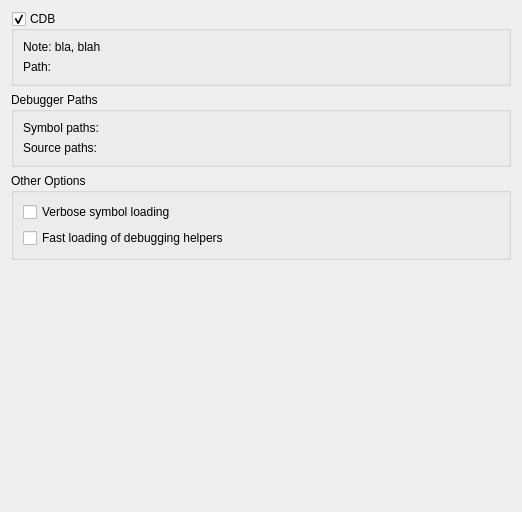
Qt form src/plugins/debugger/cdb/cdboptionspagewidget.ui (qt-creator/qt-creator) before a commit.
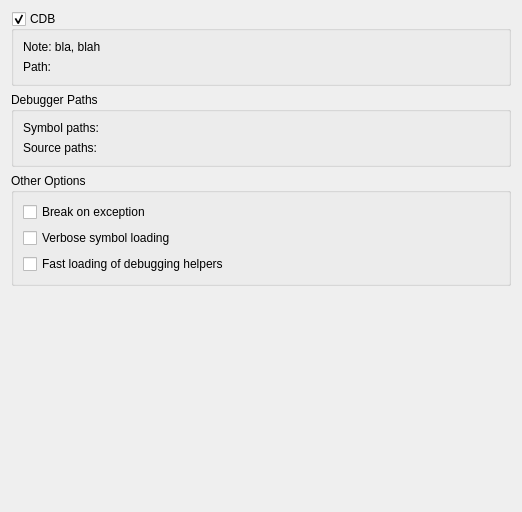
The same form after that commit. Custom widgets are drawn as their Qt base class.

Commit message:
Debugger: List break on catch/throw as such and map names in engine.
Introduce special setting 'Stop on exception' for CDB.

Diff of the .ui file:
```diff
--- a/src/plugins/debugger/cdb/cdboptionspagewidget.ui
+++ b/src/plugins/debugger/cdb/cdboptionspagewidget.ui
@@ -88,20 +88,27 @@
       <property name="fieldGrowthPolicy">
        <enum>QFormLayout::AllNonFixedFieldsGrow</enum>
       </property>
-      <item row="0" column="0" colspan="2">
+      <item row="1" column="0" colspan="2">
        <widget class="QCheckBox" name="verboseSymbolLoadingCheckBox">
         <property name="text">
          <string>Verbose symbol loading</string>
         </property>
        </widget>
       </item>
-      <item row="1" column="0">
+      <item row="2" column="0">
        <widget class="QCheckBox" name="fastLoadDebuggingHelpersCheckBox">
         <property name="text">
          <string>Fast loading of debugging helpers</string>
         </property>
        </widget>
       </item>
+      <item row="0" column="0" colspan="2">
+       <widget class="QCheckBox" name="breakOnExceptionCheckBox">
+        <property name="text">
+         <string>Break on exception</string>
+        </property>
+       </widget>
+      </item>
      </layout>
     </widget>
    </item>
```
The commit also changes 11 other files.
